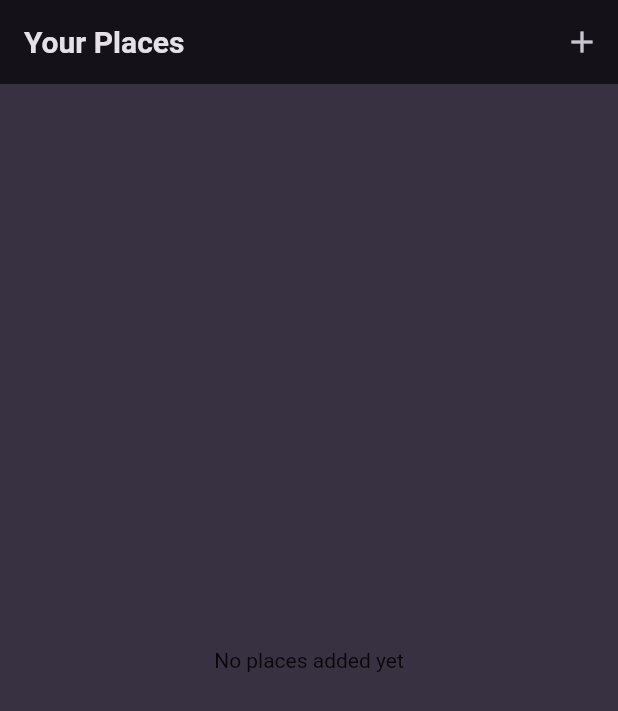
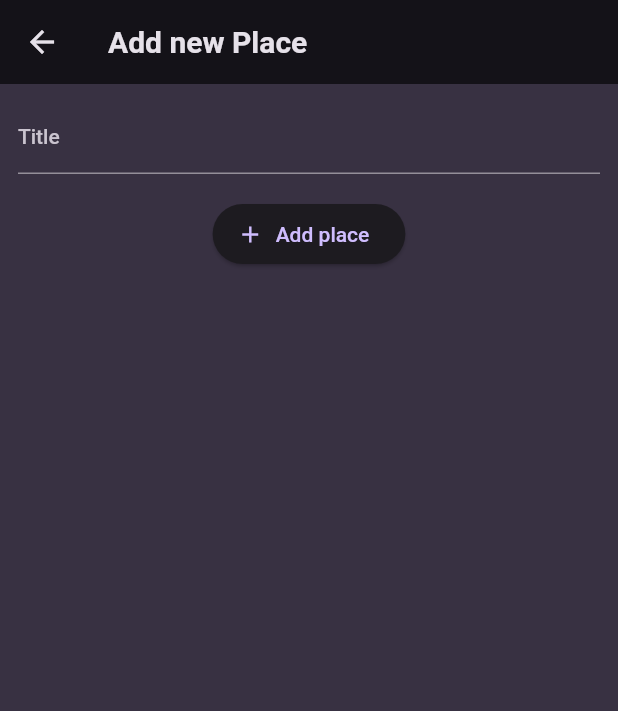
Before and after one commit to homebrew-coding-club/favorite_places, a Flutter app: the screen it shows after launch, after a tap on the "add" icon, on a phone screen of 412 x 824 dp. Shown: the top 711 px of the screen. Run offline on Flutter 3.47's test engine with Material 2 defaults, Android fonts, the phone set to English and light mode, and no system bars; our stand-ins replace google_fonts.

Commit message:
add addPlace screen

```diff
--- a/lib/main.dart
+++ b/lib/main.dart
@@ -1,5 +1,4 @@
 import 'package:favorite_places/screen/places.dart';
-import 'package:favorite_places/widget/places_list.dart';
 import 'package:flutter/material.dart';
 
 import 'package:google_fonts/google_fonts.dart';
--- /dev/null
+++ b/lib/screen/add_place.dart
@@ -0,0 +1,49 @@
+import 'package:flutter/material.dart';
+
+class AddPlaceScreen extends StatefulWidget {
+  const AddPlaceScreen({super.key});
+
+  @override
+  State<AddPlaceScreen> createState() => _AddPlaceScreenState();
+}
+
+class _AddPlaceScreenState extends State<AddPlaceScreen> {
+  final _titleController = TextEditingController();
+
+  @override
+  void dispose() {
+    _titleController.dispose();
+    super.dispose();
+  }
+
+  @override
+  Widget build(BuildContext context) {
+    return Scaffold(
+      appBar: AppBar(
+        title: const Text('Add new Place'),
+      ),
+      body: SingleChildScrollView(
+        padding: const EdgeInsets.all(12,),
+        child: Column(
+          children: [
+            TextField(
+              decoration: const InputDecoration(
+                labelText: 'Title',
+              ),
+              controller: _titleController,
+              style: TextStyle(color: Theme.of(context).colorScheme.onBackground,),
+            ),
+            const SizedBox(
+              height: 16,
+            ),
+            ElevatedButton.icon(
+              onPressed: () {},
+              icon: const Icon(Icons.add,),
+              label: const Text('Add place'),
+            )
+          ],
+        ),
+      ),
+    );
+  }
+}
--- a/lib/screen/places.dart
+++ b/lib/screen/places.dart
@@ -1,3 +1,4 @@
+import 'package:favorite_places/screen/add_place.dart';
 import 'package:favorite_places/widget/places_list.dart';
 import 'package:flutter/material.dart';
 
@@ -12,7 +13,11 @@ class PlacesScreen extends StatelessWidget {
         actions: [
           IconButton(
             icon: const Icon(Icons.add),
-            onPressed: () {},
+            onPressed: () {
+              Navigator.of(context).push(
+                MaterialPageRoute(builder: (context)=> const AddPlaceScreen(),),
+              );
+            },
           ),
         ],
       ),
```
